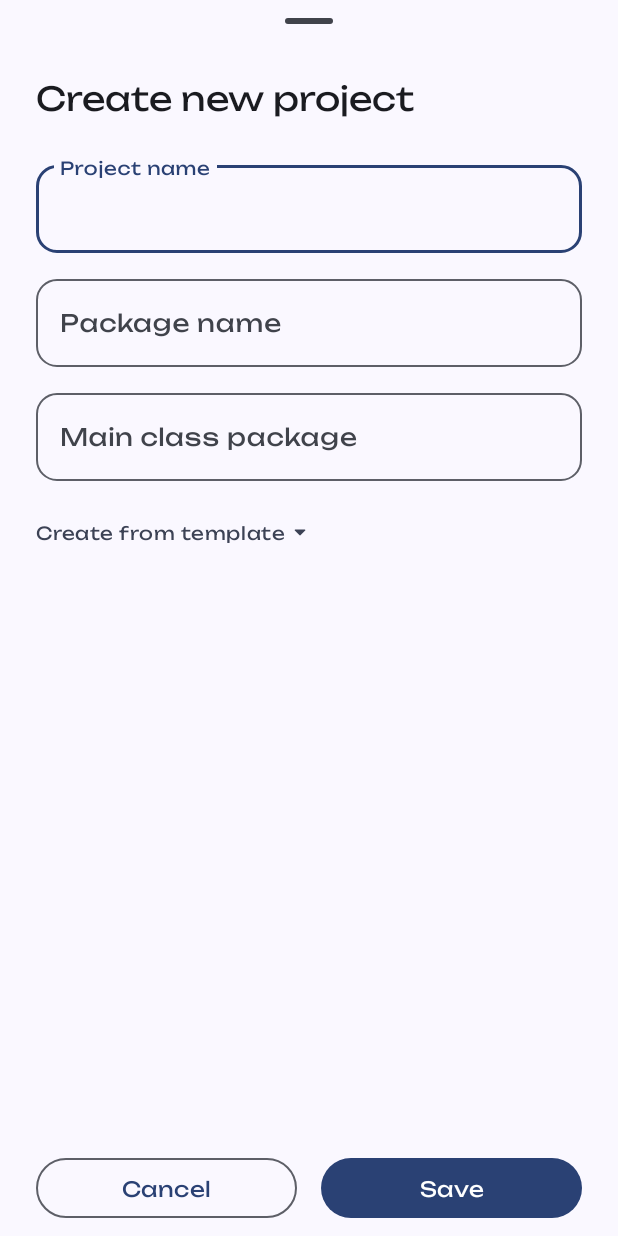
After one commit to trindadedev13/Blockode, an Android app: the layout dialog_create_project.xml on its own in the app's theme, with its tools: preview values and no code run, on a phone screen of 412 x 824 dp. The commit adds this screen. Run offline under Robolectric (Android 15) with nearby library versions, the phone set to English and light mode, and no system bars.

Commit message:
create project bsd

```diff
--- a/app/src/main/java/dev/trindadedev/blockode/ui/activities/MainActivity.java
+++ b/app/src/main/java/dev/trindadedev/blockode/ui/activities/MainActivity.java
@@ -40,17 +40,11 @@ public class MainActivity extends BaseAppCompatActivity {
     binding.list.setAdapter(projectsAdapter);
     binding.createNew.setOnClickListener(
         v -> {
-          // creates a example project
-          var project = new ProjectBean();
-          var basicInfo = new ProjectBasicInfoBean();
-          basicInfo.name = "Project 999";
-          basicInfo.packageName = "dev.trindadedev.project999";
-          basicInfo.mainClassPackage = basicInfo.packageName + ".Main";
-          project.scId = "999";
-          project.basicInfo = basicInfo;
-          project.variables = new ArrayList<>();
-          ProjectManager.createProjectByBean(project);
-          projectsViewModel.fetch();
+           createProjectDialog d = new createProjectDialog(this);
+                    d.show();
+                    d.setOnDismissListener(dialog -> {
+                        projectsViewModel.fetch();
+                    });
         });
   }
 
--- /dev/null
+++ b/app/src/main/java/dev/trindadedev/blockode/ui/dialogs/createProjectDialog.java
@@ -0,0 +1,57 @@
+package dev.trindadedev.blockode.ui.dialogs;
+
+import android.app.Activity;
+import android.content.Context;
+import android.widget.Toast;
+
+import androidx.annotation.NonNull;
+
+import com.google.android.material.bottomsheet.BottomSheetDialog;
+
+import java.util.ArrayList;
+import java.util.Objects;
+import java.util.UUID;
+
+import dev.trindadedev.blockode.R;
+import dev.trindadedev.blockode.beans.ProjectBasicInfoBean;
+import dev.trindadedev.blockode.beans.ProjectBean;
+import dev.trindadedev.blockode.databinding.DialogCreateProjectBinding;
+import dev.trindadedev.blockode.project.ProjectManager;
+
+
+public class createProjectDialog extends BottomSheetDialog {
+    private final DialogCreateProjectBinding binding;
+
+    public createProjectDialog(@NonNull Context context) {
+        super(context);
+        binding = DialogCreateProjectBinding.inflate(getLayoutInflater());
+        setContentView(binding.getRoot());
+    }
+
+    @Override
+    public void show() {
+        super.show();
+        binding.save.setOnClickListener(v -> {
+            var project = new ProjectBean();
+            var basicInfo = new ProjectBasicInfoBean();
+            basicInfo.name = Objects.requireNonNull(binding.projectName.getText()).toString();
+            basicInfo.packageName = Objects.requireNonNull(binding.projectPackage.getText()).toString();
+            basicInfo.mainClassPackage = basicInfo.packageName + "." + Objects.requireNonNull(binding.projectClass.getText());
+            project.scId = String.valueOf(UUID.randomUUID()); //random scid for now
+            project.basicInfo = basicInfo;
+            project.variables = new ArrayList<>();
+
+            if (!basicInfo.packageName.isBlank() && !basicInfo.packageName.isBlank() && !basicInfo.mainClassPackage.isBlank()) {
+                ProjectManager.createProjectByBean(project);
+                dismiss();
+            } else {
+                Toast.makeText(getContext(), R.string.fill_all_fields, Toast.LENGTH_SHORT).show();
+            }
+        });
+
+        binding.cancel.setOnClickListener(v -> {
+            dismiss();
+        });
+
+    }
+}
--- /dev/null
+++ b/app/src/main/res/drawable/ic_mtrl_dropdown.xml
@@ -0,0 +1,9 @@
+<vector xmlns:android="http://schemas.android.com/apk/res/android"
+    android:width="24dp"
+    android:height="24dp"
+    android:viewportWidth="960"
+    android:viewportHeight="960">
+  <path
+      android:pathData="M459,579 L314,434q-3,-3 -4.5,-6.5T308,420q0,-8 5.5,-14t14.5,-6h304q9,0 14.5,6t5.5,14q0,2 -6,14L501,579q-5,5 -10,7t-11,2q-6,0 -11,-2t-10,-7Z"
+      android:fillColor="#FFFFFF"/>
+</vector>
--- /dev/null
+++ b/app/src/main/res/layout/dialog_create_project.xml
@@ -0,0 +1,122 @@
+<?xml version="1.0" encoding="utf-8"?>
+<LinearLayout xmlns:android="http://schemas.android.com/apk/res/android"
+    android:layout_width="match_parent"
+    android:layout_height="match_parent"
+    xmlns:app="http://schemas.android.com/apk/res-auto"
+    android:orientation="vertical">
+    <com.google.android.material.bottomsheet.BottomSheetDragHandleView
+        android:id="@+id/drag_handle"
+        android:layout_width="match_parent"
+        android:layout_height="wrap_content" />
+    <ScrollView
+        android:layout_width="match_parent"
+        android:layout_height="0dp"
+        android:layout_weight="1">
+        <LinearLayout
+            android:layout_width="match_parent"
+            android:layout_height="wrap_content"
+            android:orientation="vertical">
+            <TextView
+                android:layout_width="wrap_content"
+                android:layout_height="wrap_content"
+                android:text="@string/create_new_project"
+                android:textAppearance="?attr/textAppearanceTitleLarge"
+                android:layout_marginStart="24dp"/>
+
+            <com.google.android.material.textfield.TextInputLayout
+                android:layout_width="match_parent"
+                android:layout_height="wrap_content"
+                android:layout_marginEnd="24dp"
+                android:layout_marginStart="24dp"
+                android:layout_marginTop="24dp"
+                android:hint="@string/project_name">
+
+                <com.google.android.material.textfield.TextInputEditText
+                    android:id="@+id/project_name"
+                    android:layout_width="match_parent"
+                    android:layout_height="wrap_content" />
+            </com.google.android.material.textfield.TextInputLayout>
+
+            <com.google.android.material.textfield.TextInputLayout
+                android:layout_width="match_parent"
+                android:layout_height="wrap_content"
+                android:layout_marginEnd="24dp"
+                android:layout_marginStart="24dp"
+                android:layout_marginTop="12dp"
+                android:hint="@string/package_name">
+
+                <com.google.android.material.textfield.TextInputEditText
+                    android:id="@+id/project_package"
+                    android:layout_width="match_parent"
+                    android:layout_height="wrap_content" />
+            </com.google.android.material.textfield.TextInputLayout>
+
+            <com.google.android.material.textfield.TextInputLayout
+                android:layout_width="match_parent"
+                android:layout_height="wrap_content"
+                android:layout_marginEnd="24dp"
+                android:layout_marginStart="24dp"
+                android:layout_marginTop="12dp"
+                android:layout_marginBottom="24dp"
+
+                android:hint="@string/main_class_package">
+
+                <com.google.android.material.textfield.TextInputEditText
+                    android:id="@+id/project_class"
+                    android:layout_width="match_parent"
+                    android:layout_height="wrap_content" />
+            </com.google.android.material.textfield.TextInputLayout>
+            <LinearLayout
+                android:layout_width="match_parent"
+                android:layout_height="wrap_content"
+                android:gravity="center_vertical"
+                android:layout_marginBottom="30dp">
+
+
+            <TextView
+                android:layout_width="wrap_content"
+                android:layout_height="wrap_content"
+                android:text="@string/create_from_template"
+                android:textAppearance="?attr/textAppearanceCaption"
+                android:textColor="?colorSecondary"
+                android:layout_marginStart="24dp"/>
+
+                <ImageView
+                    android:layout_width="20dp"
+                    android:layout_height="20dp"
+                    app:tint="?colorSecondary"
+                    android:src="@drawable/ic_mtrl_dropdown"/>
+        </LinearLayout>
+
+
+        </LinearLayout>
+    </ScrollView>
+
+    <LinearLayout
+        android:layout_width="match_parent"
+        android:layout_height="wrap_content"
+        android:orientation="horizontal"
+        android:layout_marginEnd="24dp"
+        android:layout_marginStart="24dp"
+        android:layout_marginVertical="8dp">
+
+        <Button
+            android:id="@+id/cancel"
+            style="?attr/materialButtonOutlinedStyle"
+            android:layout_width="0dp"
+            android:layout_height="wrap_content"
+            android:layout_marginEnd="16dp"
+            android:layout_weight="1"
+            android:text="@string/common_word_cancel" />
+
+        <Button
+            android:id="@+id/save"
+            android:layout_width="0dp"
+            android:layout_height="wrap_content"
+            android:layout_weight="1"
+            android:text="@string/common_word_save" />
+
+    </LinearLayout>
+
+
+</LinearLayout>
--- a/app/src/main/res/values/strings.xml
+++ b/app/src/main/res/values/strings.xml
@@ -249,6 +249,10 @@
     <!-- Hints -->
     <string name="hint_enter_value">Enter value</string>
     <string name="hint_enter_variable_name">Enter variable name</string>
+    <string name="project_name">Project name</string>
+    <string name="main_class_package">Main class package</string>
+    <string name="package_name">Package name</string>
+
 
     <!-- Logic -->
     <string name="logic_btn_add_variable">Add variable</string>
@@ -270,4 +274,10 @@
     <string name="err_valid_only_eng_3">Only use letters(a-z), numbers and Special characters(_)</string>
     <string name="err_start_number">The variable name must start with a letter</string>
     <string name="err_use_rev_name">"Can't use reserved keywords"</string>
+
+    <!-- idk -->
+    <string name="create_new_project">Create new project</string>
+    <string name="create_from_template">Create from template</string>
+    <string name="fill_all_fields">Please fill in all fields</string>
+
 </resources>
```
